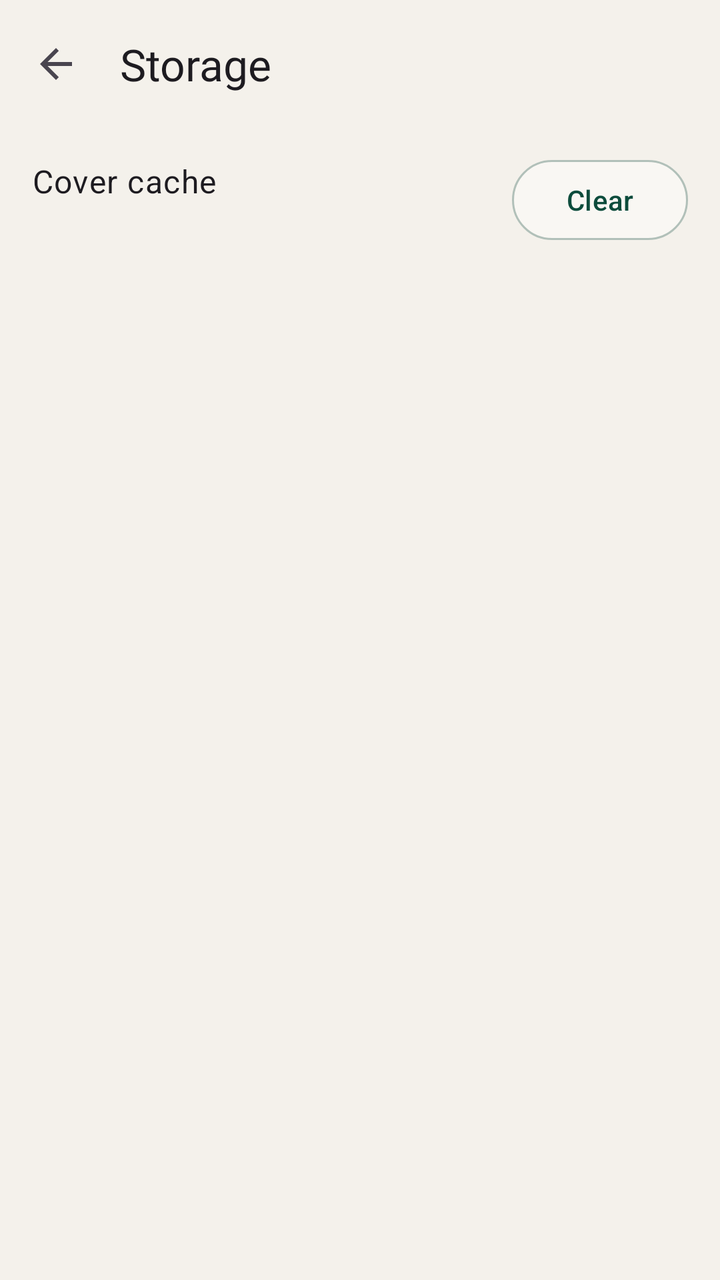
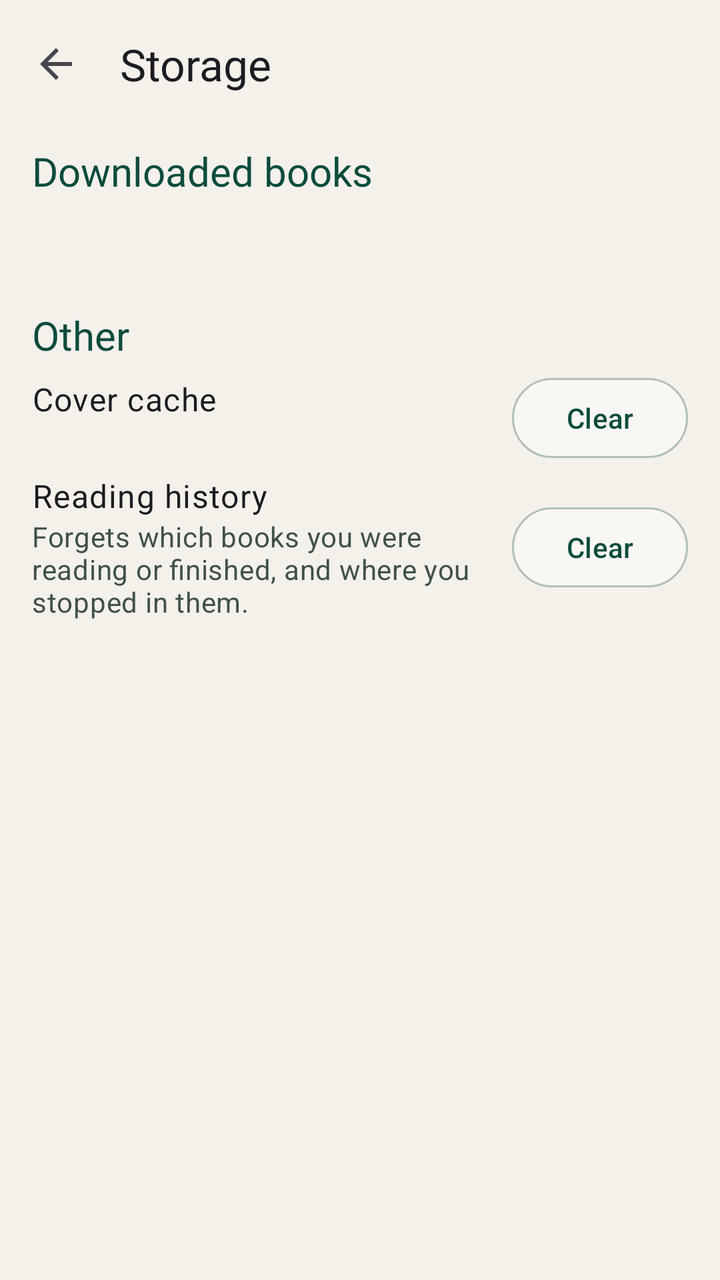

Compare the two renders of this Android layout. The source of the first and the diff that turns it into the second are given below.
<!-- AndroidManifest.xml: application theme Theme.FreeLibrary -->
<!-- res/layout/fragment_settings_storage.xml -->
<?xml version="1.0" encoding="utf-8"?>
<LinearLayout xmlns:android="http://schemas.android.com/apk/res/android"
    xmlns:app="http://schemas.android.com/apk/res-auto"
    android:id="@+id/pageRoot"
    android:layout_width="match_parent"
    android:layout_height="match_parent"
    android:orientation="vertical">

    <com.google.android.material.appbar.MaterialToolbar
        android:id="@+id/pageToolbar"
        android:layout_width="match_parent"
        android:layout_height="?attr/actionBarSize"
        app:navigationContentDescription="@string/back"
        app:navigationIcon="?attr/homeAsUpIndicator"
        app:title="@string/settings_storage"
        app:titleTextAppearance="@style/TextAppearance.FreeLibrary.TitleLarge" />

    <androidx.core.widget.NestedScrollView
        android:layout_width="match_parent"
        android:layout_height="0dp"
        android:layout_weight="1"
        android:clipToPadding="false">

        <LinearLayout
            android:layout_width="match_parent"
            android:layout_height="wrap_content"
            android:orientation="vertical"
            android:paddingStart="@dimen/spacing_m"
            android:paddingTop="@dimen/spacing_s"
            android:paddingEnd="@dimen/spacing_m"
            android:paddingBottom="@dimen/spacing_m">

            <LinearLayout
                android:layout_width="match_parent"
                android:layout_height="wrap_content"
                android:gravity="center_vertical"
                android:minHeight="56dp"
                android:orientation="horizontal">

                <LinearLayout
                    android:layout_width="0dp"
                    android:layout_height="wrap_content"
                    android:layout_weight="1"
                    android:orientation="vertical">

                    <TextView
                        android:layout_width="match_parent"
                        android:layout_height="wrap_content"
                        android:text="@string/settings_cover_cache"
                        android:textAppearance="?attr/textAppearanceBodyLarge" />

                    <TextView
                        android:id="@+id/coverCacheSize"
                        android:layout_width="match_parent"
                        android:layout_height="wrap_content"
                        android:textAppearance="?attr/textAppearanceBodyMedium"
                        android:textColor="?attr/colorOnSurfaceVariant" />

                </LinearLayout>

                <com.google.android.material.button.MaterialButton
                    android:id="@+id/clearCacheButton"
                    style="@style/Widget.FreeLibrary.Button.Glass"
                    android:layout_width="wrap_content"
                    android:layout_height="wrap_content"
                    android:layout_marginStart="@dimen/spacing_m"
                    android:text="@string/settings_cover_cache_clear" />

            </LinearLayout>

        </LinearLayout>
    </androidx.core.widget.NestedScrollView>

</LinearLayout>
<!-- resources referenced by this layout -->
<resources>
  <dimen name="spacing_m">16dp</dimen>
  <dimen name="spacing_s">8dp</dimen>
  <string name="back">Back</string>
  <string name="settings_cover_cache">Cover cache</string>
  <string name="settings_cover_cache_clear">Clear</string>
  <string name="settings_storage">Storage</string>
  <style name="TextAppearance.FreeLibrary.TitleLarge" parent="TextAppearance.Material3.TitleLarge">
          <item name="fontFamily">@font/literata_medium</item>
          <item name="android:fontFamily">@font/literata_medium</item>
      </style>
  <color name="glass_border">#592D5A4A</color>
  <color name="md_primary">#0D4C3C</color>
  <color name="md_on_primary">#F4F1EB</color>
  <color name="md_primary_container">#BFD7A6</color>
  <color name="md_on_primary_container">#0A3A2E</color>
  <color name="md_primary_inverse">#A9CC8A</color>
  <color name="md_secondary">#2D5A4A</color>
  <color name="md_on_secondary">#F4F1EB</color>
  <color name="md_secondary_container">#7AA05A</color>
  <color name="md_on_secondary_container">#17231E</color>
  <color name="md_background">#F4F1EB</color>
  <color name="md_on_background">#17231E</color>
  <color name="md_surface">#F4F1EB</color>
  <color name="md_on_surface">#17231E</color>
  <color name="md_surface_variant">#D8E3CB</color>
  <color name="md_on_surface_variant">#3F5148</color>
  <color name="md_surface_inverse">#17231E</color>
  <color name="md_on_surface_inverse">#F4F1EB</color>
  <color name="md_surface_container_lowest">#F8F8F0</color>
  <color name="md_surface_container_low">#E9EEDF</color>
  <color name="md_surface_container">#DFE8D3</color>
  <color name="md_surface_container_high">#D5E2C7</color>
  <color name="md_surface_container_highest">#CADBBB</color>
  <color name="md_error">#BA1A1A</color>
  <color name="md_on_error">#FFFFFF</color>
  <color name="md_error_container">#FFDAD6</color>
  <color name="md_on_error_container">#410002</color>
  <color name="md_outline">#55665D</color>
  <color name="md_outline_variant">#B5C4A5</color>
  <style name="Widget.FreeLibrary.Toolbar" parent="Widget.Material3.Toolbar">
          <item name="android:background">@android:color/transparent</item>
      </style>
  <style name="TextAppearance.FreeLibrary.HeadlineLarge" parent="TextAppearance.Material3.HeadlineLarge">
          <item name="fontFamily">@font/literata_semibold</item>
          <item name="android:fontFamily">@font/literata_semibold</item>
      </style>
  <style name="TextAppearance.FreeLibrary.HeadlineMedium" parent="TextAppearance.Material3.HeadlineMedium">
          <item name="fontFamily">@font/literata_semibold</item>
          <item name="android:fontFamily">@font/literata_semibold</item>
      </style>
  <style name="TextAppearance.FreeLibrary.HeadlineSmall" parent="TextAppearance.Material3.HeadlineSmall">
          <item name="fontFamily">@font/literata_semibold</item>
          <item name="android:fontFamily">@font/literata_semibold</item>
      </style>
  <!-- unchanged entries left out for length: 2 -->
</resources>

<!-- the commit's change to res/layout/fragment_settings_storage.xml (unified diff, before → after) -->
@@ -29,6 +29,38 @@
             android:paddingTop="@dimen/spacing_s"
             android:paddingEnd="@dimen/spacing_m"
             android:paddingBottom="@dimen/spacing_m">
+
+            
+            <TextView
+                android:layout_width="match_parent"
+                android:layout_height="wrap_content"
+                android:text="@string/storage_downloads"
+                android:textAppearance="@style/TextAppearance.FreeLibrary.SliderHeading"
+                android:textSize="20sp" />
+
+            <TextView
+                android:id="@+id/downloadsSummary"
+                android:layout_width="match_parent"
+                android:layout_height="wrap_content"
+                android:layout_marginTop="@dimen/spacing_xs"
+                android:textAppearance="?attr/textAppearanceBodyMedium"
+                android:textColor="?attr/colorOnSurfaceVariant" />
+
+            <androidx.recyclerview.widget.RecyclerView
+                android:id="@+id/downloadsList"
+                android:layout_width="match_parent"
+                android:layout_height="wrap_content"
+                android:layout_marginTop="@dimen/spacing_s"
+                android:nestedScrollingEnabled="false"
+                app:layoutManager="androidx.recyclerview.widget.LinearLayoutManager" />
+
+            <TextView
+                android:layout_width="match_parent"
+                android:layout_height="wrap_content"
+                android:layout_marginTop="@dimen/spacing_l"
+                android:text="@string/storage_other"
+                android:textAppearance="@style/TextAppearance.FreeLibrary.SliderHeading"
+                android:textSize="20sp" />
 
             <LinearLayout
                 android:layout_width="match_parent"
@@ -68,6 +100,44 @@
 
             </LinearLayout>
 
+            <LinearLayout
+                android:layout_width="match_parent"
+                android:layout_height="wrap_content"
+                android:gravity="center_vertical"
+                android:minHeight="56dp"
+                android:orientation="horizontal">
+
+                <LinearLayout
+                    android:layout_width="0dp"
+                    android:layout_height="wrap_content"
+                    android:layout_weight="1"
+                    android:orientation="vertical">
+
+                    <TextView
+                        android:layout_width="match_parent"
+                        android:layout_height="wrap_content"
+                        android:text="@string/settings_history"
+                        android:textAppearance="?attr/textAppearanceBodyLarge" />
+
+                    <TextView
+                        android:layout_width="match_parent"
+                        android:layout_height="wrap_content"
+                        android:text="@string/settings_history_summary"
+                        android:textAppearance="?attr/textAppearanceBodyMedium"
+                        android:textColor="?attr/colorOnSurfaceVariant" />
+
+                </LinearLayout>
+
+                <com.google.android.material.button.MaterialButton
+                    android:id="@+id/clearHistoryButton"
+                    style="@style/Widget.FreeLibrary.Button.Glass"
+                    android:layout_width="wrap_content"
+                    android:layout_height="wrap_content"
+                    android:layout_marginStart="@dimen/spacing_m"
+                    android:text="@string/settings_history_clear" />
+
+            </LinearLayout>
+
         </LinearLayout>
     </androidx.core.widget.NestedScrollView>
 
<!-- resource entries referenced after the edit -->
@@ -1,15 +1,29 @@
 <!-- resources referenced by this layout -->
 <resources>
+  <dimen name="spacing_l">24dp</dimen>
   <dimen name="spacing_m">16dp</dimen>
   <dimen name="spacing_s">8dp</dimen>
+  <dimen name="spacing_xs">4dp</dimen>
   <string name="back">Back</string>
   <string name="settings_cover_cache">Cover cache</string>
   <string name="settings_cover_cache_clear">Clear</string>
+  <string name="settings_history">Reading history</string>
+  <string name="settings_history_clear">Clear</string>
+  <string name="settings_history_summary">Forgets which books you were reading or finished, and where you stopped in them.</string>
   <string name="settings_storage">Storage</string>
+  <string name="storage_downloads">Downloaded books</string>
+  <string name="storage_other">Other</string>
+  <style name="TextAppearance.FreeLibrary.SliderHeading" parent="TextAppearance.Material3.TitleLarge">
+          <item name="fontFamily">@font/fraunces_display</item>
+          <item name="android:fontFamily">@font/fraunces_display</item>
+          <item name="android:textSize">26sp</item>
+          <item name="android:textColor">@color/slider_heading</item>
+      </style>
   <style name="TextAppearance.FreeLibrary.TitleLarge" parent="TextAppearance.Material3.TitleLarge">
           <item name="fontFamily">@font/literata_medium</item>
           <item name="android:fontFamily">@font/literata_medium</item>
       </style>
+  <color name="slider_heading">#0D4C3C</color>
   <color name="glass_border">#592D5A4A</color>
   <color name="md_primary">#0D4C3C</color>
   <color name="md_on_primary">#F4F1EB</color>
